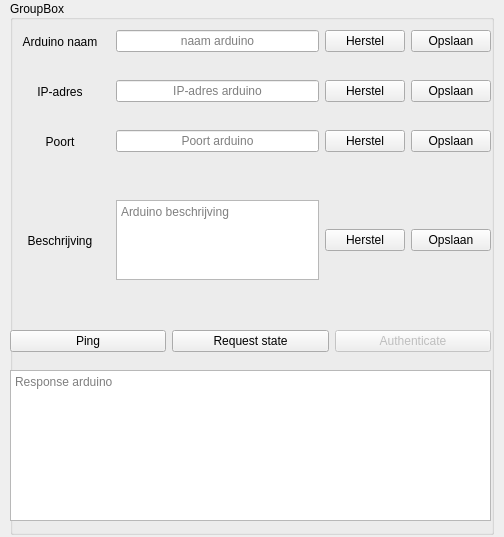
Qt form devicewidget.ui (Ghettovich/bsf) before a commit.
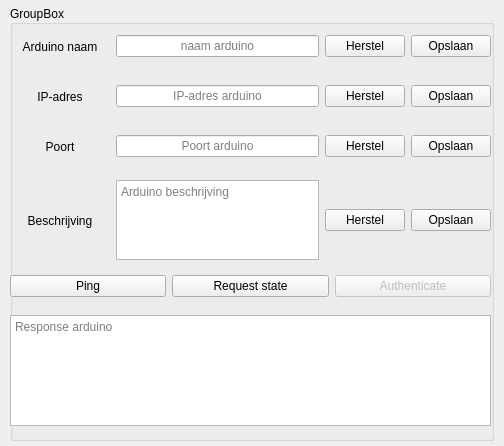
The same form after that commit.

Diff of the .ui file:
```diff
--- a/devicewidget.ui
+++ b/devicewidget.ui
@@ -7,13 +7,13 @@
     <x>0</x>
     <y>0</y>
     <width>504</width>
-    <height>537</height>
+    <height>446</height>
    </rect>
   </property>
   <property name="minimumSize">
    <size>
     <width>504</width>
-    <height>537</height>
+    <height>446</height>
    </size>
   </property>
   <property name="windowTitle">
@@ -23,15 +23,15 @@
    <property name="geometry">
     <rect>
      <x>10</x>
-     <y>0</y>
+     <y>5</y>
      <width>484</width>
-     <height>535</height>
+     <height>436</height>
     </rect>
    </property>
    <property name="minimumSize">
     <size>
      <width>484</width>
-     <height>535</height>
+     <height>436</height>
     </size>
    </property>
    <property name="maximumSize">
@@ -271,7 +271,7 @@
       <x>0</x>
       <y>170</y>
       <width>481</width>
-      <height>141</height>
+      <height>91</height>
      </rect>
     </property>
     <layout class="QHBoxLayout" name="horizontalLayoutDescription">
@@ -330,7 +330,7 @@
     <property name="geometry">
      <rect>
       <x>0</x>
-      <y>320</y>
+      <y>260</y>
       <width>481</width>
       <height>43</height>
      </rect>
@@ -375,9 +375,9 @@
     <property name="geometry">
      <rect>
       <x>0</x>
-      <y>370</y>
+      <y>310</y>
       <width>481</width>
-      <height>151</height>
+      <height>111</height>
      </rect>
     </property>
     <property name="placeholderText">
```
